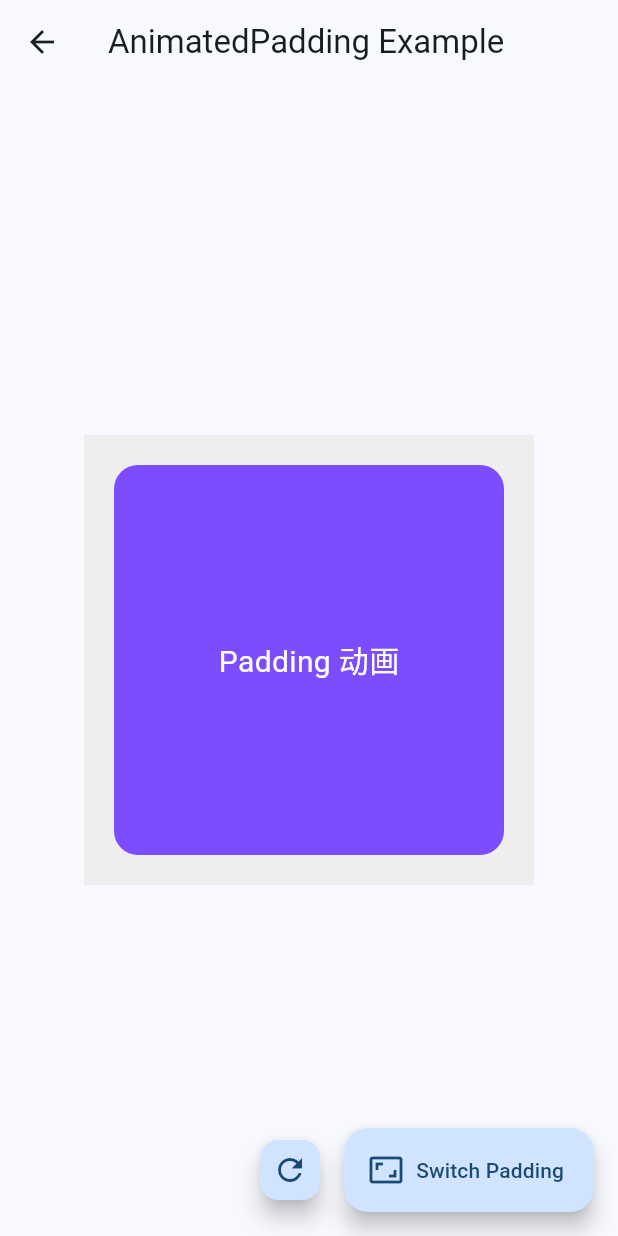
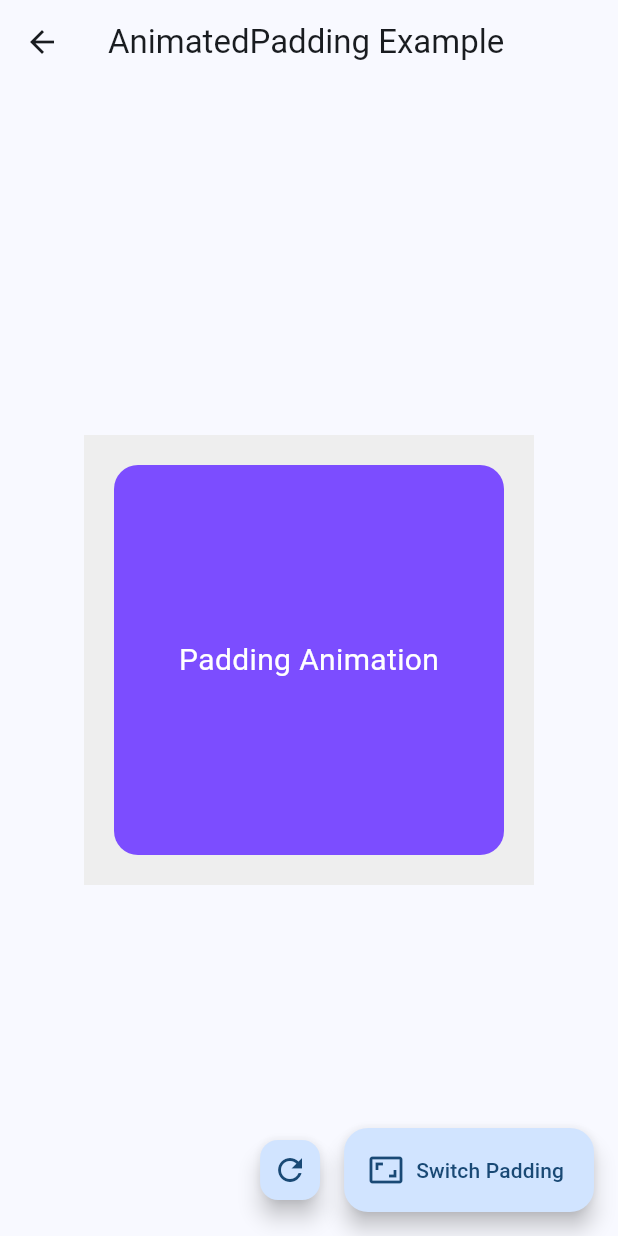
Before and after one commit to archiecheng/implicit_animation, a Flutter app: the AnimatedPaddingDemo screen opened directly, on a phone screen of 412 x 824 dp. Run offline on Flutter 3.47's test engine with Material 3 defaults, Android fonts, the phone set to English and light mode, and no system bars.

Commit message:
edited animated demo files for screenshot

```diff
--- a/lib/demos/animated_align.dart
+++ b/lib/demos/animated_align.dart
@@ -16,7 +16,9 @@ class _AnimatedAlignDemoState extends State<AnimatedAlignDemo> {
   void _toggle() {
     setState(() {
       _alignment =
-          _alignment == Alignment.topLeft ? Alignment.bottomRight : Alignment.topLeft;
+          _alignment == Alignment.topLeft
+          ? Alignment.bottomRight
+          : Alignment.topLeft;
     });
   }
 
--- a/lib/demos/animated_container.dart
+++ b/lib/demos/animated_container.dart
@@ -13,7 +13,11 @@ class AnimatedContainerDemo extends StatefulWidget {
 class _AnimatedContainerDemoState extends State<AnimatedContainerDemo> {
   bool _toggled = false;
 
-  void _toggle() => setState(() => _toggled = !_toggled);
+    void _toggle() =>
+    setState(() =>
+        _toggled = !_toggled,
+    );
+
   void _reset() => setState(() => _toggled = false);
 
   @override
--- a/lib/demos/animated_opacity.dart
+++ b/lib/demos/animated_opacity.dart
@@ -13,7 +13,11 @@ class AnimatedOpacityDemo extends StatefulWidget {
 class _AnimatedOpacityDemoState extends State<AnimatedOpacityDemo> {
   double _opacity = 1.0;
 
-  void _toggle() => setState(() => _opacity = _opacity == 1.0 ? 0.0 : 1.0);
+  void _toggle() => setState(
+    () => _opacity = _opacity == 1.0
+     ? 0.0
+     : 1.0
+     );
   void _reset() => setState(() => _opacity = 1.0);
 
   @override
--- a/lib/demos/animated_padding.dart
+++ b/lib/demos/animated_padding.dart
@@ -15,7 +15,9 @@ class _AnimatedPaddingDemoState extends State<AnimatedPaddingDemo> {
 
   void _toggle() {
     setState(() {
-      _paddingValue = _paddingValue == 20.0 ? 100.0 : 20.0;
+      _paddingValue = _paddingValue == 20.0
+      ? 100.0
+      : 20.0;
     });
   }
 
@@ -41,7 +43,7 @@ class _AnimatedPaddingDemoState extends State<AnimatedPaddingDemo> {
               ),
               alignment: Alignment.center,
               child: const Text(
-                'Padding 动画',
+                'Padding Animation',
                 style: TextStyle(color: Colors.white, fontSize: 20),
               ),
             ),
```
